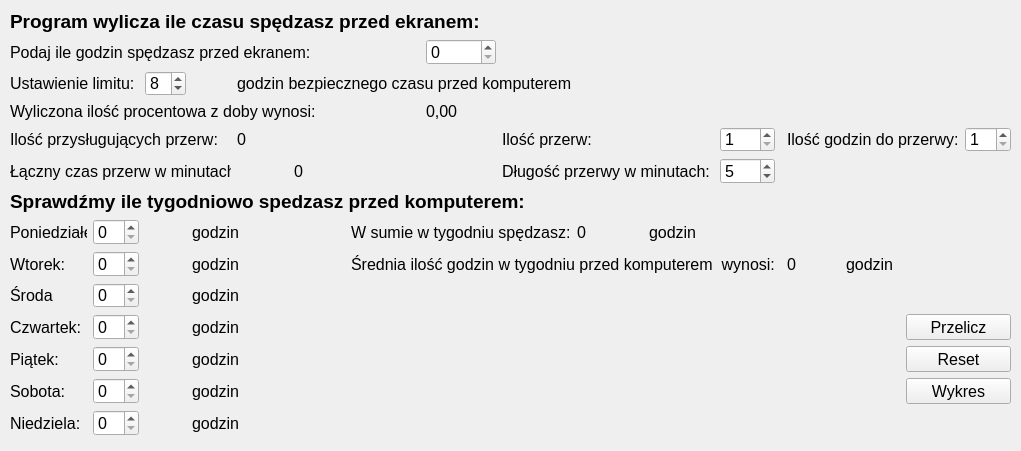
Qt form widget.ui (262114pwr/1-Projekt) before a commit.
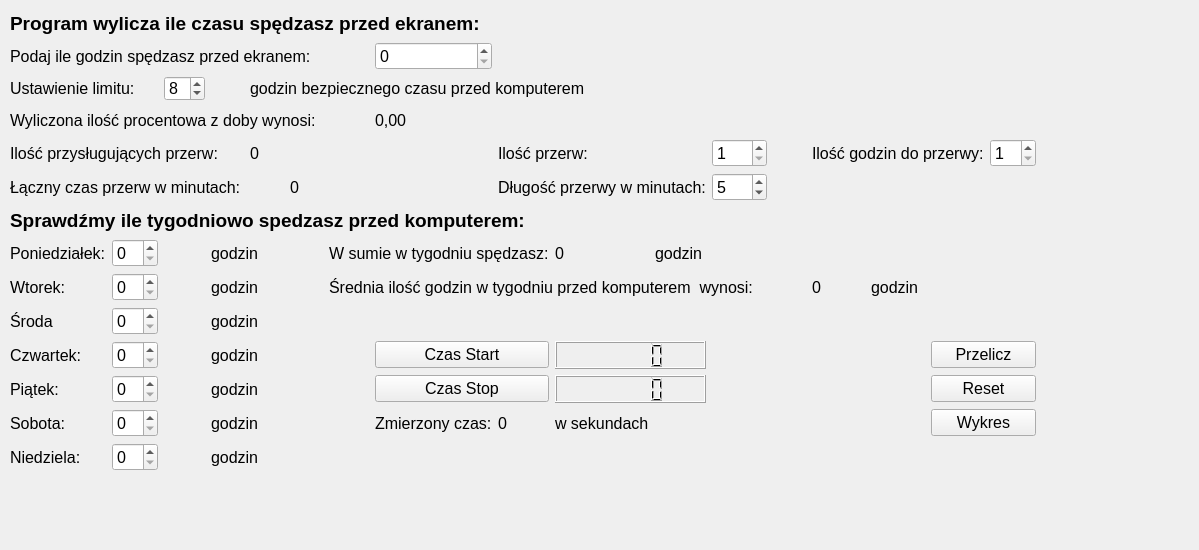
The same form after that commit.

```diff
--- a/widget.ui
+++ b/widget.ui
@@ -6,8 +6,8 @@
    <rect>
     <x>0</x>
     <y>0</y>
-    <width>1021</width>
-    <height>451</height>
+    <width>1199</width>
+    <height>550</height>
    </rect>
   </property>
   <property name="font">
@@ -21,13 +21,13 @@
   <property name="autoFillBackground">
    <bool>true</bool>
   </property>
-  <widget class="QWidget" name="">
+  <widget class="QWidget" name="layoutWidget">
    <property name="geometry">
     <rect>
      <x>10</x>
      <y>10</y>
-     <width>1001</width>
-     <height>426</height>
+     <width>1026</width>
+     <height>461</height>
     </rect>
    </property>
    <layout class="QGridLayout" name="gridLayout">
@@ -36,7 +36,6 @@
       <property name="font">
        <font>
         <pointsize>14</pointsize>
-        <weight>75</weight>
         <bold>true</bold>
        </font>
       </property>
@@ -133,7 +132,6 @@
       <property name="font">
        <font>
         <pointsize>16</pointsize>
-        <weight>75</weight>
         <bold>true</bold>
        </font>
       </property>
@@ -273,7 +271,6 @@
       <property name="font">
        <font>
         <pointsize>14</pointsize>
-        <weight>75</weight>
         <bold>true</bold>
        </font>
       </property>
@@ -508,6 +505,79 @@
       </property>
      </widget>
     </item>
+    <item row="10" column="7" colspan="2">
+     <widget class="QPushButton" name="pushButton_4">
+      <property name="text">
+       <string>Czas Start</string>
+      </property>
+     </widget>
+    </item>
+    <item row="11" column="7" colspan="2">
+     <widget class="QPushButton" name="pushButton_5">
+      <property name="text">
+       <string>Czas Stop</string>
+      </property>
+     </widget>
+    </item>
+    <item row="10" column="9" colspan="2">
+     <widget class="QLCDNumber" name="lcdNumber_czas_start">
+      <property name="font">
+       <font>
+        <pointsize>12</pointsize>
+        <bold>true</bold>
+       </font>
+      </property>
+      <property name="lineWidth">
+       <number>1</number>
+      </property>
+      <property name="digitCount">
+       <number>5</number>
+      </property>
+      <property name="value" stdset="0">
+       <double>0.000000000000000</double>
+      </property>
+     </widget>
+    </item>
+    <item row="11" column="9" colspan="2">
+     <widget class="QLCDNumber" name="lcdNumber_czas_stop">
+      <property name="font">
+       <font>
+        <pointsize>12</pointsize>
+        <bold>true</bold>
+       </font>
+      </property>
+      <property name="lineWidth">
+       <number>1</number>
+      </property>
+      <property name="digitCount">
+       <number>5</number>
+      </property>
+      <property name="value" stdset="0">
+       <double>0.000000000000000</double>
+      </property>
+     </widget>
+    </item>
+    <item row="12" column="8">
+     <widget class="QLabel" name="output_czas_sekundy">
+      <property name="text">
+       <string>0</string>
+      </property>
+     </widget>
+    </item>
+    <item row="12" column="7">
+     <widget class="QLabel" name="label_10">
+      <property name="text">
+       <string>Zmierzony czas:</string>
+      </property>
+     </widget>
+    </item>
+    <item row="12" column="9">
+     <widget class="QLabel" name="label_11">
+      <property name="text">
+       <string>w sekundach</string>
+      </property>
+     </widget>
+    </item>
    </layout>
   </widget>
  </widget>
```
